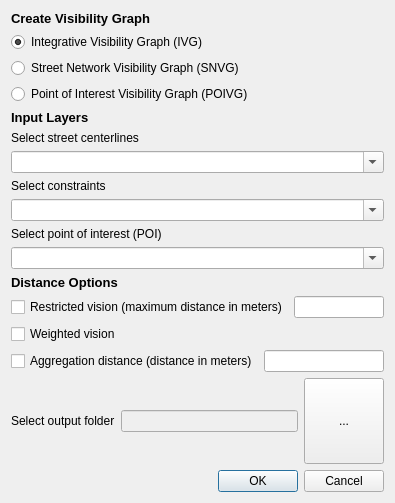
Old version of the form poi_visibility_network_dialog_base.ui in the repository achic19/poi_visibility_network.
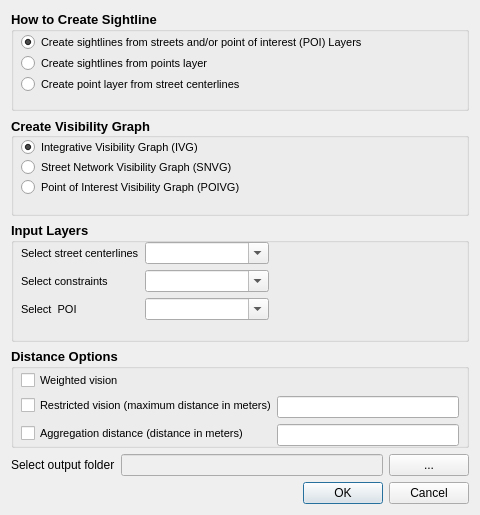
New version of the form.

Patch:
```diff
--- a/poi_visibility_network_dialog_base.ui
+++ b/poi_visibility_network_dialog_base.ui
@@ -6,8 +6,8 @@
    <rect>
     <x>0</x>
     <y>0</y>
-    <width>395</width>
-    <height>503</height>
+    <width>480</width>
+    <height>515</height>
    </rect>
   </property>
   <property name="windowTitle">
@@ -15,26 +15,159 @@
   </property>
   <layout class="QVBoxLayout" name="verticalLayout_6">
    <item>
-    <layout class="QVBoxLayout" name="verticalLayout_3">
-     <item>
-      <widget class="QLabel" name="label_8">
+    <widget class="QGroupBox" name="groupBox">
+     <property name="sizePolicy">
+      <sizepolicy hsizetype="Preferred" vsizetype="Preferred">
+       <horstretch>0</horstretch>
+       <verstretch>0</verstretch>
+      </sizepolicy>
+     </property>
+     <property name="minimumSize">
+      <size>
+       <width>0</width>
+       <height>90</height>
+      </size>
+     </property>
        <property name="font">
         <font>
          <pointsize>10</pointsize>
          <weight>75</weight>
          <bold>true</bold>
-        </font>
-       </property>
+       <kerning>false</kerning>
+      </font>
+     </property>
+     <property name="title">
+      <string>How to Create Sightline</string>
+     </property>
+     <property name="flat">
+      <bool>false</bool>
+     </property>
+     <widget class="QWidget" name="verticalLayoutWidget">
+      <property name="geometry">
+       <rect>
+        <x>10</x>
+        <y>20</y>
+        <width>413</width>
+        <height>67</height>
+       </rect>
+      </property>
+      <layout class="QVBoxLayout" name="verticalLayout" stretch="0,0,0">
+       <property name="spacing">
+        <number>0</number>
+       </property>
+       <property name="sizeConstraint">
+        <enum>QLayout::SetDefaultConstraint</enum>
+       </property>
+       <item>
+        <widget class="QRadioButton" name="radioButton_2">
+         <property name="font">
+          <font>
+           <pointsize>8</pointsize>
+           <weight>50</weight>
+           <bold>false</bold>
+          </font>
+         </property>
        <property name="text">
+          <string>Create sightlines from streets and/or point of interest (POI) Layers</string>
+         </property>
+         <property name="checked">
+          <bool>true</bool>
+         </property>
+         <property name="autoRepeat">
+          <bool>false</bool>
+         </property>
+        </widget>
+       </item>
+       <item>
+        <widget class="QRadioButton" name="radioButton">
+         <property name="font">
+          <font>
+           <pointsize>8</pointsize>
+           <weight>50</weight>
+           <bold>false</bold>
+          </font>
+         </property>
+         <property name="text">
+          <string>Create sightlines from points layer</string>
+         </property>
+        </widget>
+       </item>
+       <item>
+        <widget class="QRadioButton" name="radioButton_3">
+         <property name="font">
+          <font>
+           <pointsize>8</pointsize>
+           <weight>50</weight>
+           <bold>false</bold>
+          </font>
+         </property>
+         <property name="text">
+          <string>Create point layer from street centerlines</string>
+         </property>
+        </widget>
+       </item>
+      </layout>
+     </widget>
+    </widget>
+   </item>
+   <item>
+    <widget class="QGroupBox" name="groupBox_2">
+     <property name="enabled">
+      <bool>true</bool>
+     </property>
+     <property name="minimumSize">
+      <size>
+       <width>0</width>
+       <height>90</height>
+      </size>
+     </property>
+     <property name="font">
+      <font>
+       <pointsize>10</pointsize>
+       <weight>75</weight>
+       <bold>true</bold>
+      </font>
+     </property>
+     <property name="title">
         <string>Create Visibility Graph</string>
        </property>
-      </widget>
-     </item>
+     <property name="alignment">
+      <set>Qt::AlignLeading|Qt::AlignLeft|Qt::AlignVCenter</set>
+     </property>
+     <property name="flat">
+      <bool>false</bool>
+     </property>
+     <property name="checkable">
+      <bool>false</bool>
+     </property>
+     <widget class="QWidget" name="layoutWidget">
+      <property name="geometry">
+       <rect>
+        <x>10</x>
+        <y>20</y>
+        <width>258</width>
+        <height>62</height>
+       </rect>
+      </property>
+      <layout class="QVBoxLayout" name="verticalLayout_3">
+       <property name="spacing">
+        <number>0</number>
+       </property>
      <item>
       <widget class="QRadioButton" name="radioButton_4">
+         <property name="font">
+          <font>
+           <pointsize>8</pointsize>
+           <weight>50</weight>
+           <bold>false</bold>
+          </font>
+         </property>
        <property name="text">
         <string>Integrative Visibility Graph (IVG)</string>
        </property>
+         <property name="checkable">
+          <bool>true</bool>
+         </property>
        <property name="checked">
         <bool>true</bool>
        </property>
@@ -42,13 +175,30 @@
      </item>
      <item>
       <widget class="QRadioButton" name="radioButton_5">
+         <property name="font">
+          <font>
+           <pointsize>8</pointsize>
+           <weight>50</weight>
+           <bold>false</bold>
+          </font>
+         </property>
        <property name="text">
         <string>Street Network Visibility Graph (SNVG)</string>
        </property>
+         <property name="checkable">
+          <bool>true</bool>
+         </property>
       </widget>
      </item>
      <item>
       <widget class="QRadioButton" name="radioButton_6">
+         <property name="font">
+          <font>
+           <pointsize>8</pointsize>
+           <weight>50</weight>
+           <bold>false</bold>
+          </font>
+         </property>
        <property name="text">
         <string>Point of Interest Visibility Graph (POIVG)</string>
        </property>
@@ -58,11 +208,17 @@
       </widget>
      </item>
     </layout>
+     </widget>
+    </widget>
    </item>
    <item>
-    <layout class="QVBoxLayout" name="verticalLayout">
-     <item>
-      <widget class="QLabel" name="label_6">
+    <widget class="QGroupBox" name="groupBox_3">
+     <property name="minimumSize">
+      <size>
+       <width>0</width>
+       <height>120</height>
+      </size>
+     </property>
        <property name="font">
         <font>
          <pointsize>10</pointsize>
@@ -70,25 +226,52 @@
          <bold>true</bold>
         </font>
        </property>
-       <property name="text">
+     <property name="title">
         <string>Input Layers</string>
        </property>
-      </widget>
-     </item>
-     <item>
+     <widget class="QWidget" name="layoutWidget">
+      <property name="geometry">
+       <rect>
+        <x>10</x>
+        <y>10</y>
+        <width>248</width>
+        <height>97</height>
+       </rect>
+      </property>
+      <layout class="QFormLayout" name="formLayout_3">
+       <property name="sizeConstraint">
+        <enum>QLayout::SetDefaultConstraint</enum>
+       </property>
+       <property name="rowWrapPolicy">
+        <enum>QFormLayout::DontWrapRows</enum>
+       </property>
+       <property name="formAlignment">
+        <set>Qt::AlignLeading|Qt::AlignLeft|Qt::AlignVCenter</set>
+       </property>
+       <item row="0" column="0">
       <widget class="QLabel" name="label">
+         <property name="font">
+          <font>
+           <pointsize>8</pointsize>
+           <weight>50</weight>
+           <bold>false</bold>
+          </font>
+         </property>
        <property name="text">
         <string>Select street centerlines</string>
        </property>
       </widget>
      </item>
-     <item>
+       <item row="0" column="1">
       <widget class="QComboBox" name="comboBox_1">
        <property name="enabled">
         <bool>true</bool>
        </property>
        <property name="font">
         <font>
+           <pointsize>8</pointsize>
+           <weight>50</weight>
+           <bold>false</bold>
          <underline>false</underline>
         </font>
        </property>
@@ -103,46 +286,80 @@
        </property>
       </widget>
      </item>
-     <item>
+       <item row="1" column="0">
       <widget class="QLabel" name="label_3">
+         <property name="font">
+          <font>
+           <pointsize>8</pointsize>
+           <weight>50</weight>
+           <bold>false</bold>
+          </font>
+         </property>
        <property name="text">
         <string>Select constraints</string>
        </property>
       </widget>
      </item>
-     <item>
+       <item row="1" column="1">
       <widget class="QComboBox" name="comboBox_2">
        <property name="enabled">
         <bool>true</bool>
        </property>
+         <property name="font">
+          <font>
+           <pointsize>8</pointsize>
+           <weight>50</weight>
+           <bold>false</bold>
+          </font>
+         </property>
        <property name="editable">
         <bool>true</bool>
        </property>
       </widget>
      </item>
-     <item>
+       <item row="2" column="0">
       <widget class="QLabel" name="label_4">
+         <property name="font">
+          <font>
+           <pointsize>8</pointsize>
+           <weight>50</weight>
+           <bold>false</bold>
+          </font>
+         </property>
        <property name="text">
-        <string>Select point of interest (POI)</string>
+          <string>Select  POI</string>
        </property>
       </widget>
      </item>
-     <item>
+       <item row="2" column="1">
       <widget class="QComboBox" name="comboBox_3">
        <property name="enabled">
         <bool>true</bool>
        </property>
+         <property name="font">
+          <font>
+           <pointsize>8</pointsize>
+           <weight>50</weight>
+           <bold>false</bold>
+          </font>
+         </property>
        <property name="editable">
         <bool>true</bool>
        </property>
       </widget>
      </item>
     </layout>
+     </widget>
+    </widget>
    </item>
    <item>
-    <layout class="QVBoxLayout" name="verticalLayout_5">
-     <item>
-      <widget class="QLabel" name="label_11">
+    <widget class="QGroupBox" name="groupBox_4">
+     <property name="minimumSize">
+      <size>
+       <width>0</width>
+       <height>100</height>
+      </size>
+     </property>
        <property name="font">
         <font>
          <pointsize>10</pointsize>
@@ -150,61 +367,119 @@
          <bold>true</bold>
         </font>
        </property>
-       <property name="text">
+     <property name="title">
         <string>Distance Options</string>
        </property>
-      </widget>
-     </item>
-     <item>
-      <layout class="QHBoxLayout" name="horizontalLayout">
-       <item>
+     <widget class="QWidget" name="layoutWidget">
+      <property name="geometry">
+       <rect>
+        <x>10</x>
+        <y>20</y>
+        <width>438</width>
+        <height>80</height>
+       </rect>
+      </property>
+      <layout class="QFormLayout" name="formLayout_2">
+       <property name="sizeConstraint">
+        <enum>QLayout::SetDefaultConstraint</enum>
+       </property>
+       <property name="fieldGrowthPolicy">
+        <enum>QFormLayout::AllNonFixedFieldsGrow</enum>
+       </property>
+       <property name="rowWrapPolicy">
+        <enum>QFormLayout::WrapLongRows</enum>
+       </property>
+       <property name="labelAlignment">
+        <set>Qt::AlignLeading|Qt::AlignLeft|Qt::AlignVCenter</set>
+       </property>
+       <property name="formAlignment">
+        <set>Qt::AlignLeading|Qt::AlignLeft|Qt::AlignVCenter</set>
+       </property>
+       <property name="horizontalSpacing">
+        <number>0</number>
+       </property>
+       <item row="0" column="0">
+        <widget class="QCheckBox" name="checkBox_2">
+         <property name="font">
+          <font>
+           <pointsize>8</pointsize>
+           <weight>50</weight>
+           <bold>false</bold>
+          </font>
+         </property>
+         <property name="text">
+          <string>Weighted vision </string>
+         </property>
+        </widget>
+       </item>
+       <item row="1" column="0">
         <widget class="QCheckBox" name="checkBox">
+         <property name="font">
+          <font>
+           <pointsize>8</pointsize>
+           <weight>50</weight>
+           <bold>false</bold>
+          </font>
+         </property>
          <property name="text">
           <string>Restricted vision (maximum distance in meters)</string>
          </property>
         </widget>
        </item>
-       <item>
+       <item row="1" column="1">
         <widget class="QLineEdit" name="lineEdit_2">
          <property name="enabled">
           <bool>true</bool>
          </property>
-        </widget>
-       </item>
-      </layout>
-     </item>
-     <item>
-      <widget class="QCheckBox" name="checkBox_2">
-       <property name="text">
-        <string>Weighted vision </string>
-       </property>
-      </widget>
-     </item>
-     <item>
-      <layout class="QHBoxLayout" name="horizontalLayout_3">
-       <item>
+         <property name="sizePolicy">
+          <sizepolicy hsizetype="Preferred" vsizetype="Fixed">
+           <horstretch>0</horstretch>
+           <verstretch>0</verstretch>
+          </sizepolicy>
+         </property>
+         <property name="font">
+          <font>
+           <pointsize>8</pointsize>
+           <weight>50</weight>
+           <bold>false</bold>
+          </font>
+         </property>
+        </widget>
+       </item>
+       <item row="2" column="0">
         <widget class="QCheckBox" name="checkBox_3">
-         <property name="whatsThis">
-          <string/>
+         <property name="font">
+          <font>
+           <pointsize>8</pointsize>
+           <weight>50</weight>
+           <bold>false</bold>
+          </font>
          </property>
          <property name="text">
           <string>Aggregation distance (distance in meters)</string>
          </property>
         </widget>
        </item>
-       <item>
+       <item row="2" column="1">
         <widget class="QLineEdit" name="lineEdit_3">
-         <property name="enabled">
-          <bool>true</bool>
+         <property name="sizePolicy">
+          <sizepolicy hsizetype="Preferred" vsizetype="Fixed">
+           <horstretch>0</horstretch>
+           <verstretch>0</verstretch>
+          </sizepolicy>
          </property>
-         <property name="whatsThis">
-          <string/>
+         <property name="font">
+          <font>
+           <pointsize>8</pointsize>
+           <weight>50</weight>
+           <bold>false</bold>
+          </font>
          </property>
         </widget>
        </item>
       </layout>
-     </item>
-    </layout>
+     </widget>
+    </widget>
    </item>
    <item>
     <layout class="QHBoxLayout" name="horizontalLayout_2">
@@ -230,12 +505,6 @@
        <property name="enabled">
         <bool>true</bool>
        </property>
-       <property name="sizePolicy">
-        <sizepolicy hsizetype="Minimum" vsizetype="Preferred">
-         <horstretch>0</horstretch>
-         <verstretch>0</verstretch>
-        </sizepolicy>
-       </property>
        <property name="text">
         <string>...</string>
        </property>
```
Lines whose indentation alone changed are shown as unchanged.
